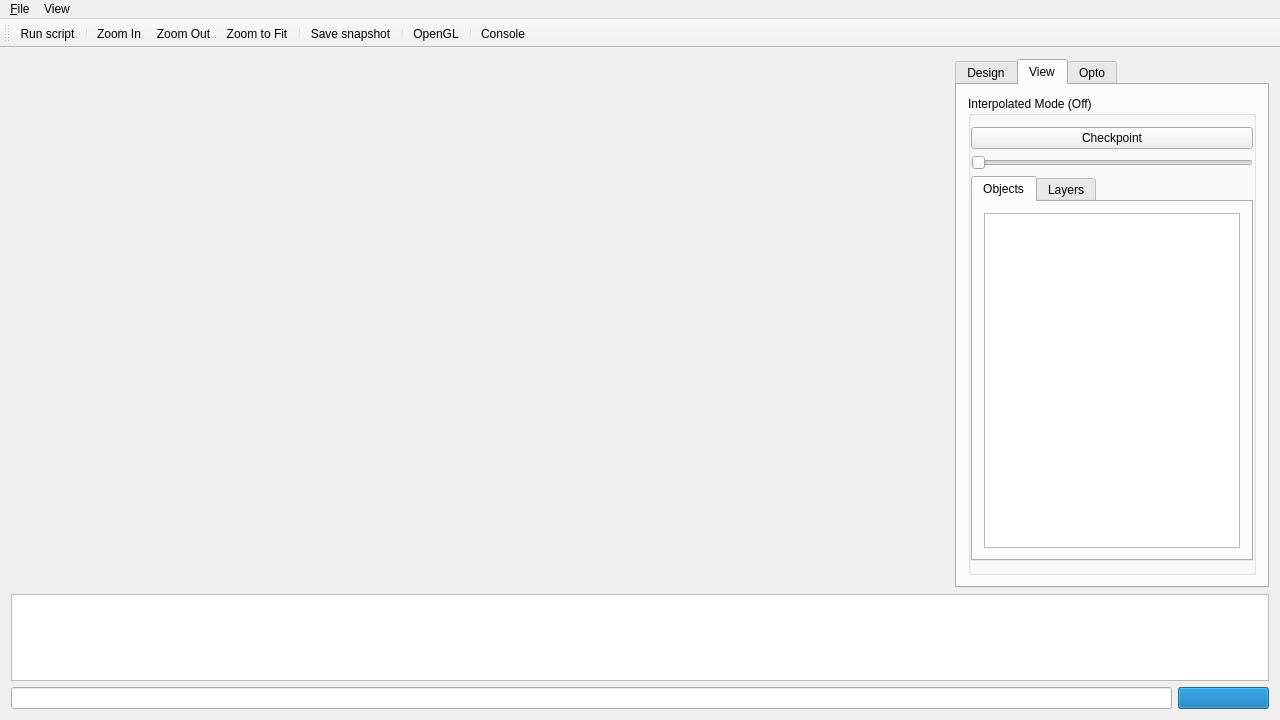
RsynTeam/rsyn-x, file rsyn/src/rsyn/qt/ui/MainWindow.ui: the form before one commit.
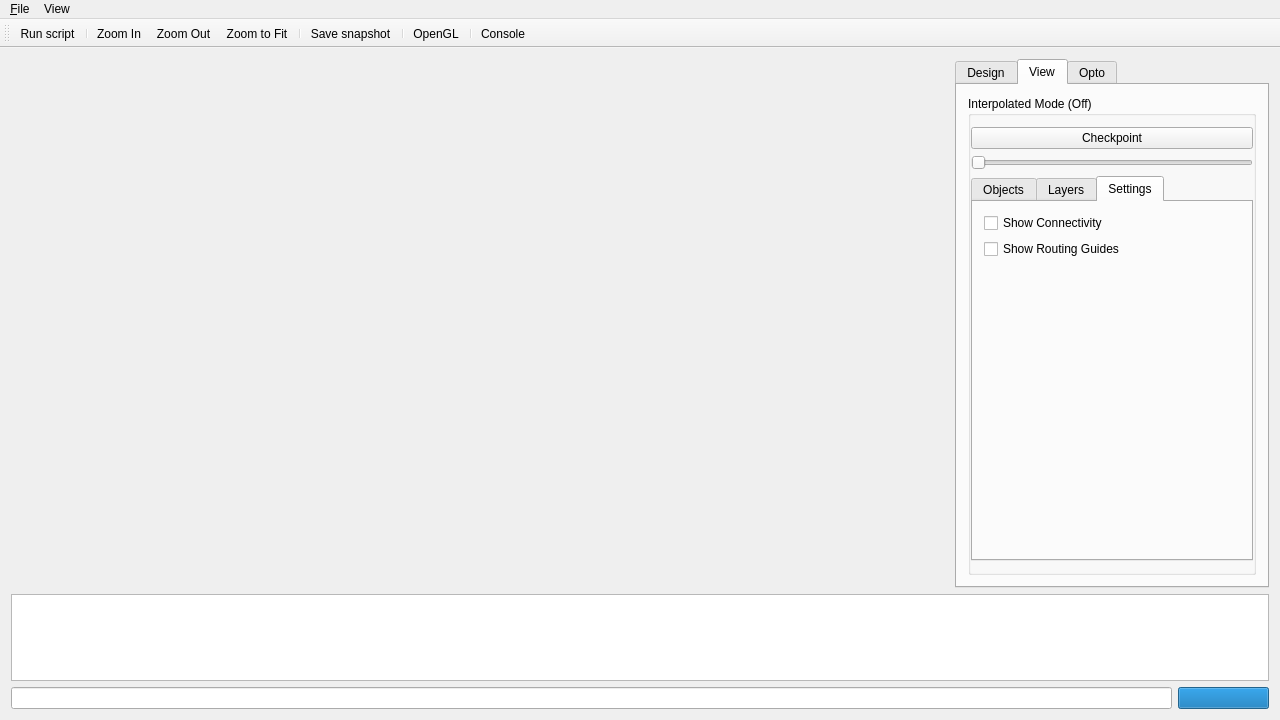
The form after the commit. The open tabs and pages were chosen to show the change. Icons and pictures are not drawn.

Patch:
```diff
--- a/rsyn/src/rsyn/qt/ui/MainWindow.ui
+++ b/rsyn/src/rsyn/qt/ui/MainWindow.ui
@@ -226,6 +226,40 @@
                       </item>
                      </layout>
                     </widget>
+                    <widget class="QWidget" name="tab_3">
+                     <attribute name="title">
+                      <string>Settings</string>
+                     </attribute>
+                     <layout class="QVBoxLayout" name="verticalLayout_11">
+                      <item>
+                       <widget class="QCheckBox" name="checkBoxShowConnectivity">
+                        <property name="text">
+                         <string>Show Connectivity</string>
+                        </property>
+                       </widget>
+                      </item>
+                      <item>
+                       <widget class="QCheckBox" name="checkBoxShowRoutingGuides">
+                        <property name="text">
+                         <string>Show Routing Guides</string>
+                        </property>
+                       </widget>
+                      </item>
+                      <item>
+                       <spacer name="verticalSpacer_2">
+                        <property name="orientation">
+                         <enum>Qt::Vertical</enum>
+                        </property>
+                        <property name="sizeHint" stdset="0">
+                         <size>
+                          <width>20</width>
+                          <height>40</height>
+                         </size>
+                        </property>
+                       </spacer>
+                      </item>
+                     </layout>
+                    </widget>
                    </widget>
                   </item>
                  </layout>
```
Left out of the diff: 74 changed lines with no effect on the pictures.
